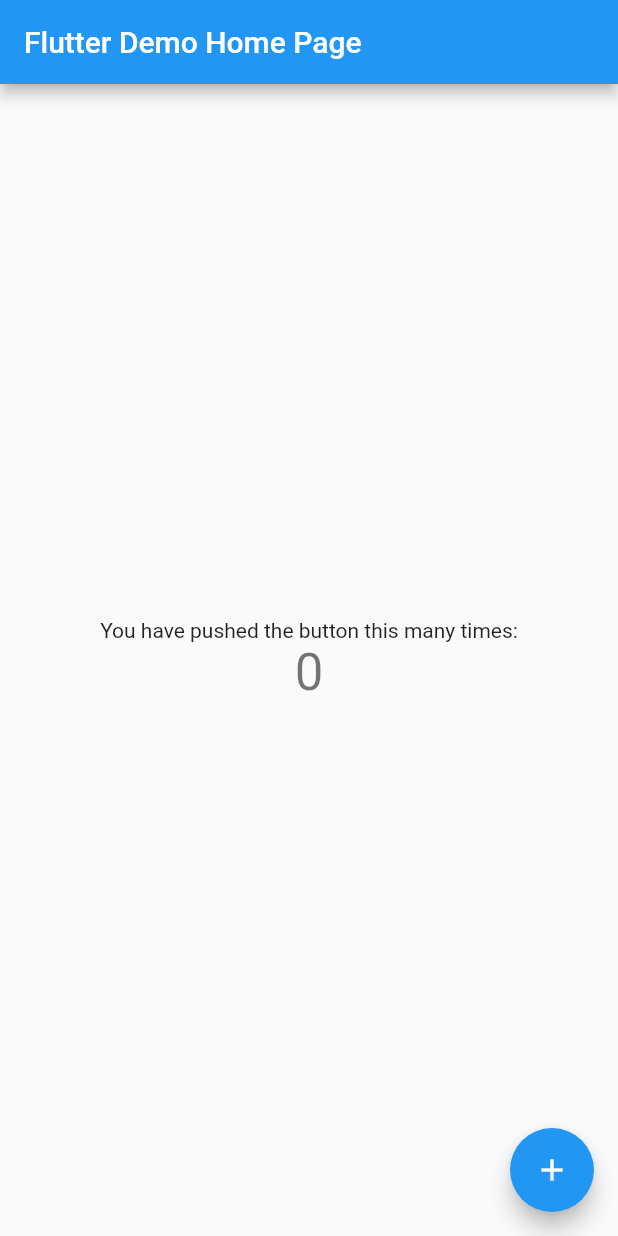
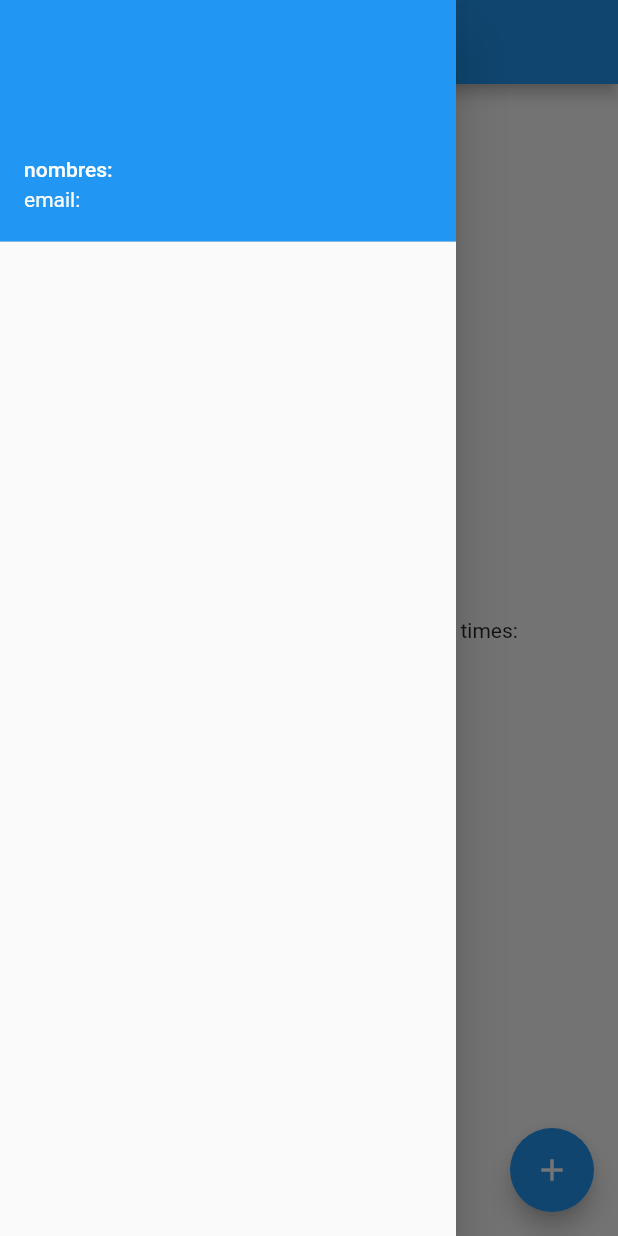
Before and after one commit to Luuchoh/FlutterREST, a Flutter app: the screen it shows after launch, with the side drawer open (before the commit the screen has no drawer), on a phone screen of 412 x 824 dp. Run offline on Flutter 3.47's test engine with Material 2 defaults, Android fonts, the phone set to English and light mode, and no system bars; our stand-ins replace connectivity_plus; network calls fail.

```diff
--- /dev/null
+++ b/lib/Class/User.dart
@@ -0,0 +1,40 @@
+import 'package:flutter_rest_api/Common/Validate.dart';
+import 'package:flutter_rest_api/HttpProtocol/EndPoint.dart';
+
+class User {
+
+  int id;
+  String name, userName, email, image;
+
+  User({
+    this.id = 0,
+    this.name = '',
+    this.userName = '',
+    this.email = '',
+    this.image = '',
+  });
+
+  factory User.fromJson(Map<dynamic, dynamic> data) {
+    if(data == null) return User();
+
+    Validate validate = Validate(data);
+
+    return User(
+      id: validate.keyExists('id', defaul: 0),
+      name: validate.keyExists('name'),
+      userName: validate.keyExists('userName'),
+      email: validate.keyExists('email'),
+      // image: validate.keyExists('image'),
+    );
+  }
+
+  Future getUser(id) async {
+    var data = await EndPoint.getUser(id);
+    return Validate(data).isWidget(getObject);
+  }
+
+  getObject(data) {
+    return User.fromJson(data);
+  }
+
+}
--- a/lib/Common/Constant.dart
+++ b/lib/Common/Constant.dart
@@ -1,4 +1,7 @@
 class Constant {
+
+  static const String DOMAIN = 'jsonplaceholder.typicode.com';
+  static const String PATH = '/';
 
   static const String WIFI_DISABLED = 'wifi_disabled';
   static const String CONNECTION_DISABLED = 'connection_disabled';
--- a/lib/Common/Validate.dart
+++ b/lib/Common/Validate.dart
@@ -1,7 +1,16 @@
+import 'dart:convert';
+
+import 'package:connectivity_plus/connectivity_plus.dart';
 import 'package:flutter/material.dart';
 import 'package:flutter_rest_api/Common/Constant.dart';
 
+typedef void VoidCallBackParam(Map parameters);
+
 class Validate {
+
+  var data;
+
+  Validate(this.data);
 
   static Widget errorWidget(String error, {String content = ""}) {
     switch(error) {
@@ -22,4 +31,33 @@ class Validate {
     return Text(text, style: TextStyle( color: Colors.black, fontSize: 40),);
   }
 
+  static emptyMap(parameters) {
+    return parameters.toString() == '[]' ? null : parameters;
+  }
+
+  static connectionError({VoidCallback? method, VoidCallBackParam? methodParam, Map? parameters}) async{
+    var connectivityResult = await Connectivity().checkConnectivity();
+    if(connectivityResult == ConnectivityResult.none) {
+      return errorWidget(Constant.CONNECTION_DISABLED);
+    }
+    return (emptyMap(parameters) != null)
+            ? methodParam!(parameters!)
+            : method!();
+
+  }
+
+  isWidget(VoidCallBackParam method) {
+    return (data is Widget)
+            ? data
+            : data.isNotEmpty
+              ? method(json.decode(data))
+              : null;
+  }
+
+  keyExists(String key, {var defaul = ''}) {
+    return (data.containsKey(key) && data[key] != null)
+            ? data[key]
+            : defaul;
+  }
+
 }
--- /dev/null
+++ b/lib/HttpProtocol/EndPoint.dart
@@ -0,0 +1,31 @@
+import 'package:flutter_rest_api/Common/Constant.dart';
+
+import 'HTTPExecute.dart';
+
+class EndPoint {
+
+  static getUser(id) {
+    return HTTPExecute(generateEndPointUrl('users/$id')).get();
+  }
+
+  static getPosts() {
+    return HTTPExecute(generateEndPointUrl('posts')).get();
+  }
+
+  static insertPosts(parameters) {
+    return HTTPExecute(generateEndPointUrl('posts')).post(parameters);
+  }
+
+  static updatePosts(parameters) {
+    return HTTPExecute(generateEndPointUrl('posts/${parameters['id']}')).put(parameters);
+  }
+
+  static deletePosts(id) {
+    return HTTPExecute(generateEndPointUrl('posts/$id')).delete();
+  }
+
+  static generateEndPointUrl(resource) {
+    return Uri.https('${Constant.DOMAIN}','$resource');
+  }
+
+}
--- a/lib/main.dart
+++ b/lib/main.dart
@@ -1,4 +1,5 @@
 import 'package:flutter/material.dart';
+import 'package:flutter_rest_api/Class/User.dart';
 
 void main() {
   runApp(const MyApp());
@@ -50,6 +51,8 @@ class MyHomePage extends StatefulWidget {
 class _MyHomePageState extends State<MyHomePage> {
   int _counter = 0;
 
+  User user = User();
+
   void _incrementCounter() {
     setState(() {
       // This call to setState tells the Flutter framework that something has
@@ -62,37 +65,47 @@ class _MyHomePageState extends State<MyHomePage> {
   }
 
   @override
+  void initState() {
+    getProfile();
+  }
+
+  getProfile() async{
+    var user = await User().getUser(1);
+
+    if (user != null && user is !Widget) {
+      setState(() {
+        this.user = user;
+      });
+    }
+  }
+
+  @override
   Widget build(BuildContext context) {
-    // This method is rerun every time setState is called, for instance as done
-    // by the _incrementCounter method above.
-    //
-    // The Flutter framework has been optimized to make rerunning build methods
-    // fast, so that you can just rebuild anything that needs updating rather
-    // than having to individually change instances of widgets.
     return Scaffold(
+      drawer: Drawer(
+        child: Column(
+          children: [
+            UserAccountsDrawerHeader(
+            //   currentAccountPicture: Container(
+            //     decoration: BoxDecoration(
+            //       shape: BoxShape.circle,
+            //       image: DecorationImage(
+            //         fit: BoxFit.fill,
+            //         image: NetworkImage(this.user.image, scale: 1.0)
+            //       )
+            //     ),
+            //   ),
+              accountName: Text('nombres: ${this.user.name}'),
+              accountEmail: Text('email: ${this.user.email}')
+            )
+          ],
+        ),
+      ),
       appBar: AppBar(
-        // Here we take the value from the MyHomePage object that was created by
-        // the App.build method, and use it to set our appbar title.
         title: Text(widget.title),
       ),
       body: Center(
-        // Center is a layout widget. It takes a single child and positions it
-        // in the middle of the parent.
         child: Column(
-          // Column is also a layout widget. It takes a list of children and
-          // arranges them vertically. By default, it sizes itself to fit its
-          // children horizontally, and tries to be as tall as its parent.
-          //
-          // Invoke "debug painting" (press "p" in the console, choose the
-          // "Toggle Debug Paint" action from the Flutter Inspector in Android
-          // Studio, or the "Toggle Debug Paint" command in Visual Studio Code)
-          // to see the wireframe for each widget.
-          //
-          // Column has various properties to control how it sizes itself and
-          // how it positions its children. Here we use mainAxisAlignment to
-          // center the children vertically; the main axis here is the vertical
-          // axis because Columns are vertical (the cross axis would be
-          // horizontal).
           mainAxisAlignment: MainAxisAlignment.center,
           children: <Widget>[
             const Text(
--- a/pubspec.yaml
+++ b/pubspec.yaml
@@ -31,6 +31,7 @@ dependencies:
   flutter:
     sdk: flutter
   http: ^0.13.5
+  connectivity_plus: ^3.0.3
 
   # The following adds the Cupertino Icons font to your application.
   # Use with the CupertinoIcons class for iOS style icons.
```
Also changed, not shown: lib/HttpProtocol/HTTPExecute.dart (+17 -5 lines), pubspec.lock.
